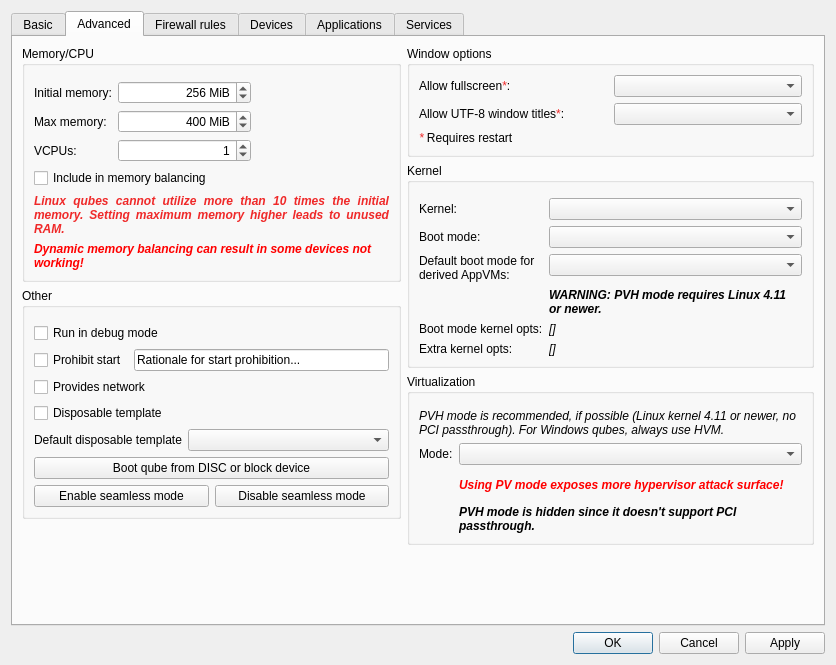
Qt form ui/settingsdlg.ui (QubesOS/qubes-manager) before a commit.
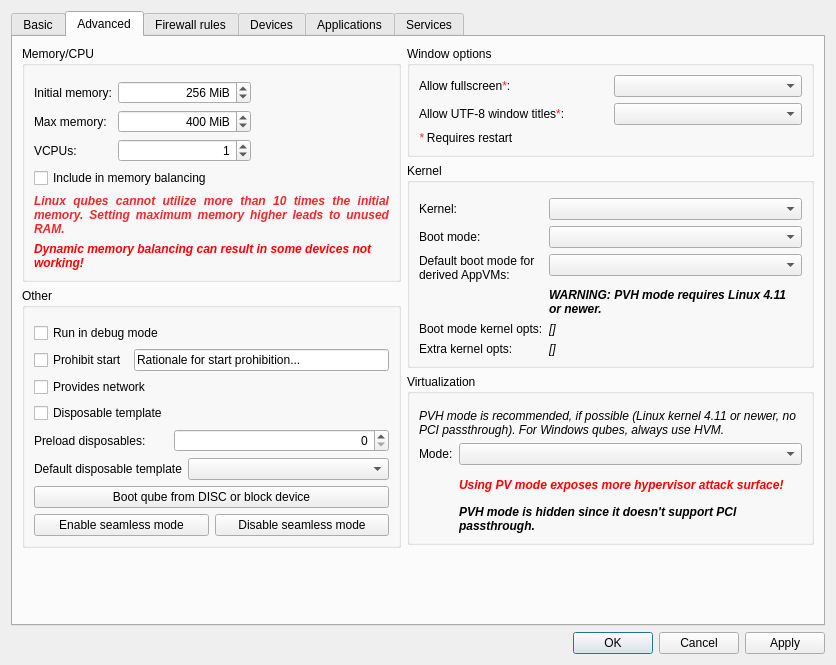
The same form after that commit. The open tabs and pages were chosen to show the change. Icons and pictures are not drawn. Custom widgets are drawn as their Qt base class.

Commit message:
Add preload disposable option to advanced settings
For: https://github.com/QubesOS/qubes-issues/issues/1512

Patch:
```diff
--- a/ui/settingsdlg.ui
+++ b/ui/settingsdlg.ui
@@ -780,14 +780,14 @@
                 </property>
                </widget>
               </item>
-              <item row="8" column="0" colspan="2">
+              <item row="9" column="0" colspan="2">
                <widget class="QPushButton" name="boot_from_device_button">
                 <property name="text">
                  <string>Boot qube from DISC or block device</string>
                 </property>
                </widget>
               </item>
-              <item row="9" column="0" colspan="2">
+              <item row="10" column="0" colspan="2">
                <layout class="QHBoxLayout" name="horizontalLayout_8">
                 <item>
                  <widget class="QPushButton" name="seamless_on_button">
@@ -813,7 +813,7 @@
                 </item>
                </layout>
               </item>
-              <item row="6" column="0" colspan="2">
+              <item row="7" column="0" colspan="2">
                <layout class="QHBoxLayout" name="horizontalLayout_6">
                 <item>
                  <widget class="QLabel" name="label_26">
@@ -850,6 +850,32 @@
                 </property>
                </widget>
               </item>
+              <item row="6" column="0">
+               <widget class="QLabel" name="preload_dispvm_label">
+                <property name="toolTip">
+                 <string>&lt;html&gt;&lt;head/&gt;&lt;body&gt;&lt;p&gt;Configure how many disposables this template must preload.&lt;/p&gt;&lt;/body&gt;&lt;/html&gt;</string>
+                </property>
+                <property name="text">
+                 <string>Preload disposables:</string>
+                </property>
+               </widget>
+              </item>
+              <item row="6" column="1">
+               <widget class="QSpinBox" name="preload_dispvm">
+                <property name="sizePolicy">
+                 <sizepolicy hsizetype="Minimum" vsizetype="Fixed">
+                  <horstretch>0</horstretch>
+                  <verstretch>0</verstretch>
+                 </sizepolicy>
+                </property>
+                <property name="alignment">
+                 <set>Qt::AlignRight|Qt::AlignTrailing|Qt::AlignVCenter</set>
+                </property>
+                <property name="maximum">
+                 <number>50</number>
+                </property>
+               </widget>
+              </item>
              </layout>
             </widget>
            </item>
```
Left out of the diff: 1 changed line with no effect on the pictures. The commit also changes 3 other files.
